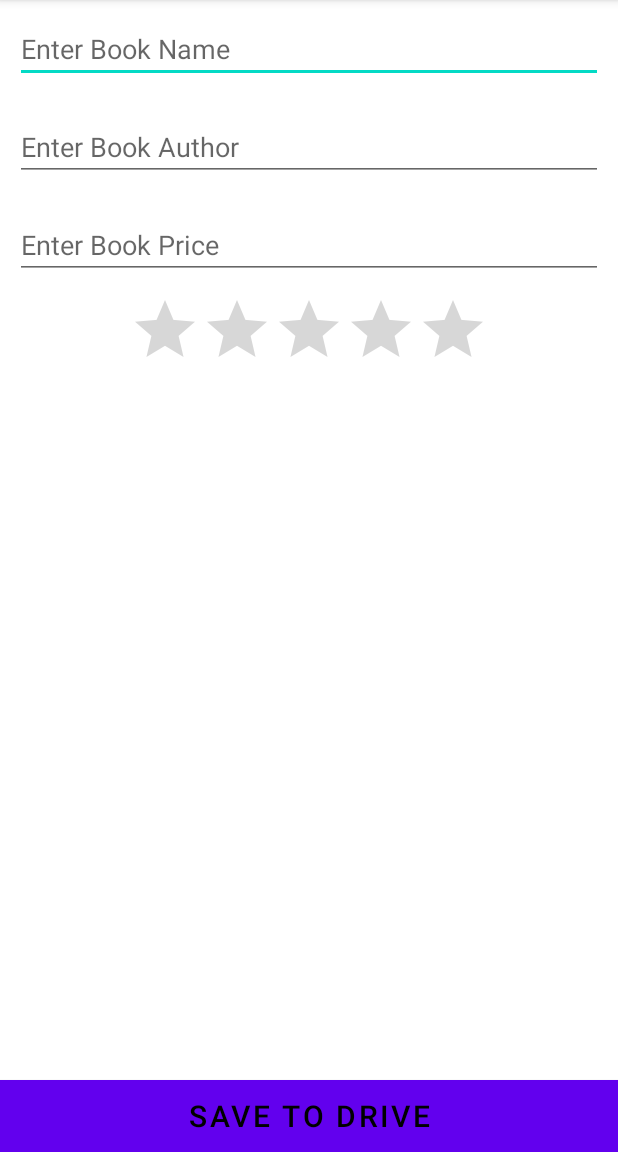
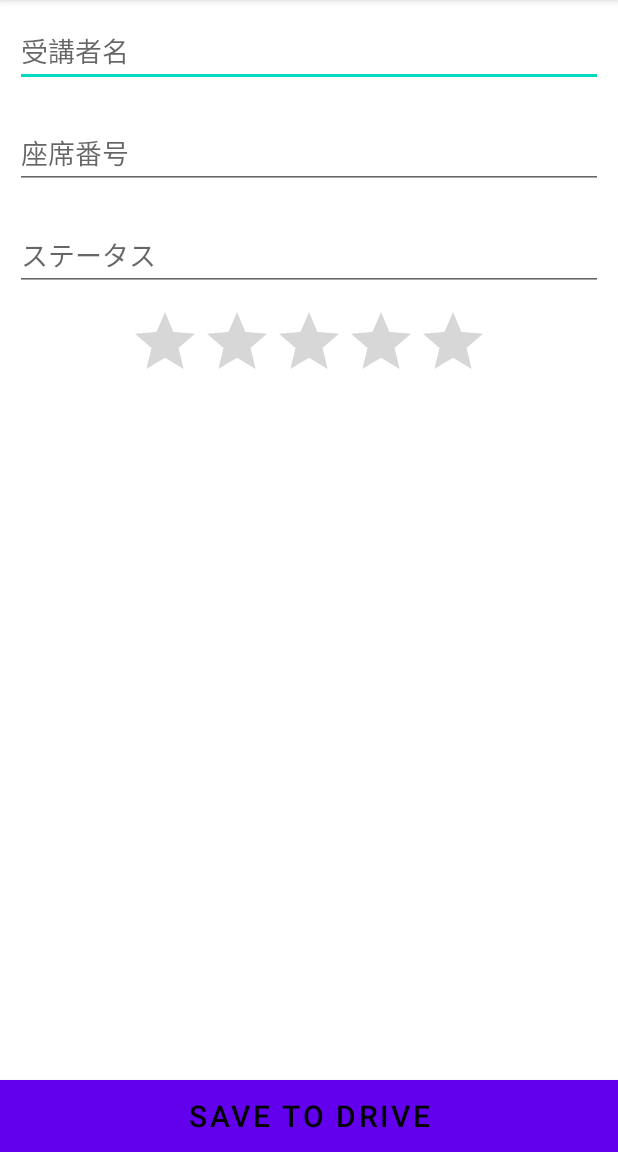
Before and after one commit to yudai142/kotrin_Sheet, an Android app: the WriteActivity screen opened directly, with no data from a screen before it, on a phone screen of 412 x 824 dp, the part 84-1236 px from its top. Run offline under Robolectric (Android 15) with nearby library versions, the phone set to English and light mode, and no system bars; our stand-ins replace Volley.

Commit message:
記入方法調整

```diff
--- a/app/src/main/java/com/example/kotrinsheet/WriteActivity.kt
+++ b/app/src/main/java/com/example/kotrinsheet/WriteActivity.kt
@@ -42,7 +42,7 @@ class WriteActivity : AppCompatActivity() {
                 writeProgressLayout.visibility= View.VISIBLE
                 writeProgressBar.visibility=View.VISIBLE
 
-                val url="https://script.google.com/macros/s/AKfycbwdqQpsOmGvCsvnR2kVi4dOfVNmddp-9dkvzbzOStVJaA28CZZASofW0Dv3PfQ-h-FeTQ/exec"
+                val url="https://script.google.com/macros/s/AKfycbxDMMC57T4Beyzpq0-QqwbY7DwNd4k7ZBlBStX78yZZOM65PIawgN77m4g3KOHD04Z5/exec"
                 val stringRequest=object :StringRequest(Request.Method.POST,url,
                     Response.Listener {
                         Toast.makeText(this@WriteActivity,it.toString(),Toast.LENGTH_SHORT).show()
--- a/app/src/main/res/layout/activity_write.xml
+++ b/app/src/main/res/layout/activity_write.xml
@@ -24,10 +24,11 @@
         android:id="@+id/edtBookName"
         android:layout_width="match_parent"
         android:layout_height="wrap_content"
-        android:hint="Enter Book Name"
+        android:hint="受講者名"
         android:textSize="18sp"
         android:layout_margin="10dp"
         android:textColor="#000000"
+        android:inputType="text"
         android:maxLines="1"
         />
 
@@ -35,11 +36,12 @@
         android:id="@+id/edtBookAuthor"
         android:layout_width="match_parent"
         android:layout_height="wrap_content"
-        android:hint="Enter Book Author"
+        android:hint="座席番号"
         android:textSize="18sp"
         android:layout_margin="10dp"
         android:textColor="#000000"
         android:layout_below="@+id/edtBookName"
+        android:inputType="number"
         android:maxLines="1"
         />
 
@@ -47,12 +49,12 @@
         android:id="@+id/edtBookPrice"
         android:layout_width="match_parent"
         android:layout_height="wrap_content"
-        android:hint="Enter Book Price"
+        android:hint="ステータス"
         android:textSize="18sp"
         android:layout_margin="10dp"
         android:textColor="#000000"
         android:layout_below="@+id/edtBookAuthor"
-        android:inputType="number"
+        android:inputType="text"
         android:maxLines="1"
         />
 
```
